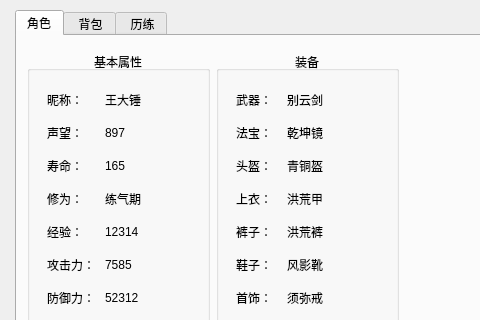
Before: the Qt Designer form mainui.ui in Huu-Yuu/DeskXiuxian, drawn with Qt 5; both pictures show x 0 to 480 and y 0 to 320 of the 598 by 728 pixel window.
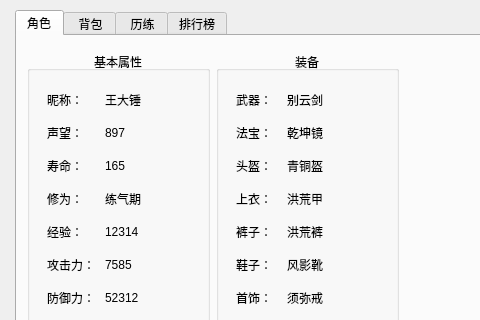
After: the same form once the commit is applied. Icons and pictures are not drawn.

Patch:
```diff
--- a/mainui.ui
+++ b/mainui.ui
@@ -419,6 +419,11 @@
          <string> 历练</string>
         </attribute>
        </widget>
+       <widget class="QWidget" name="tab_3">
+        <attribute name="title">
+         <string>排行榜</string>
+        </attribute>
+       </widget>
       </widget>
      </item>
      <item>
```
Left out of the diff: 6 changed lines with no effect on the pictures.
